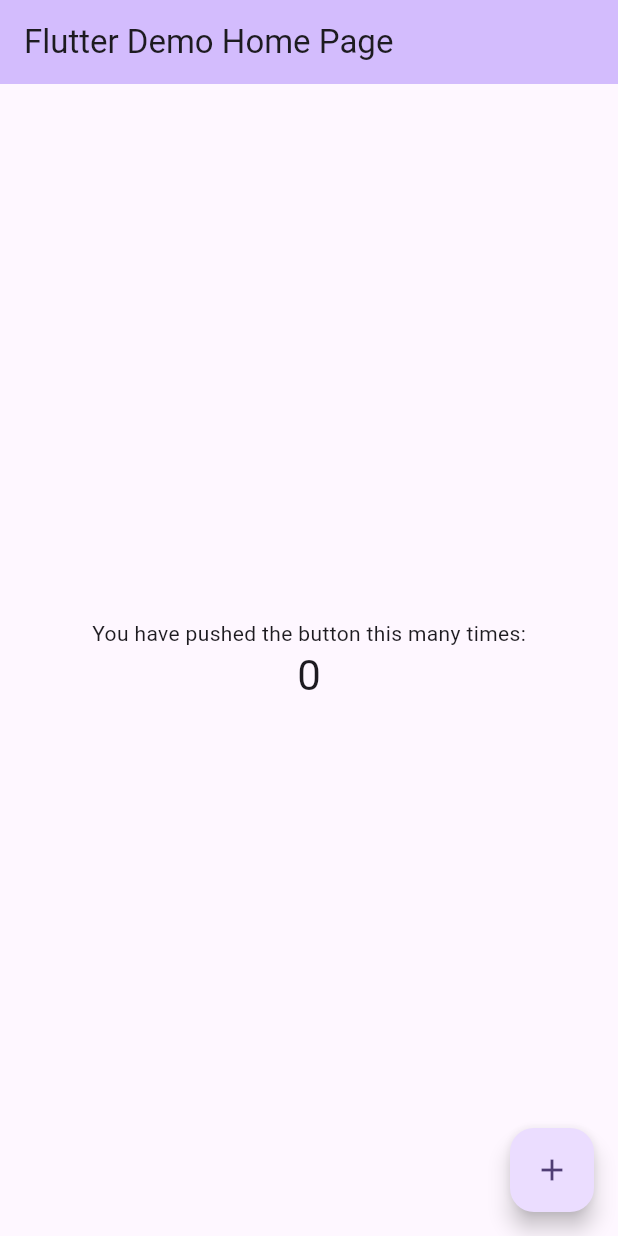
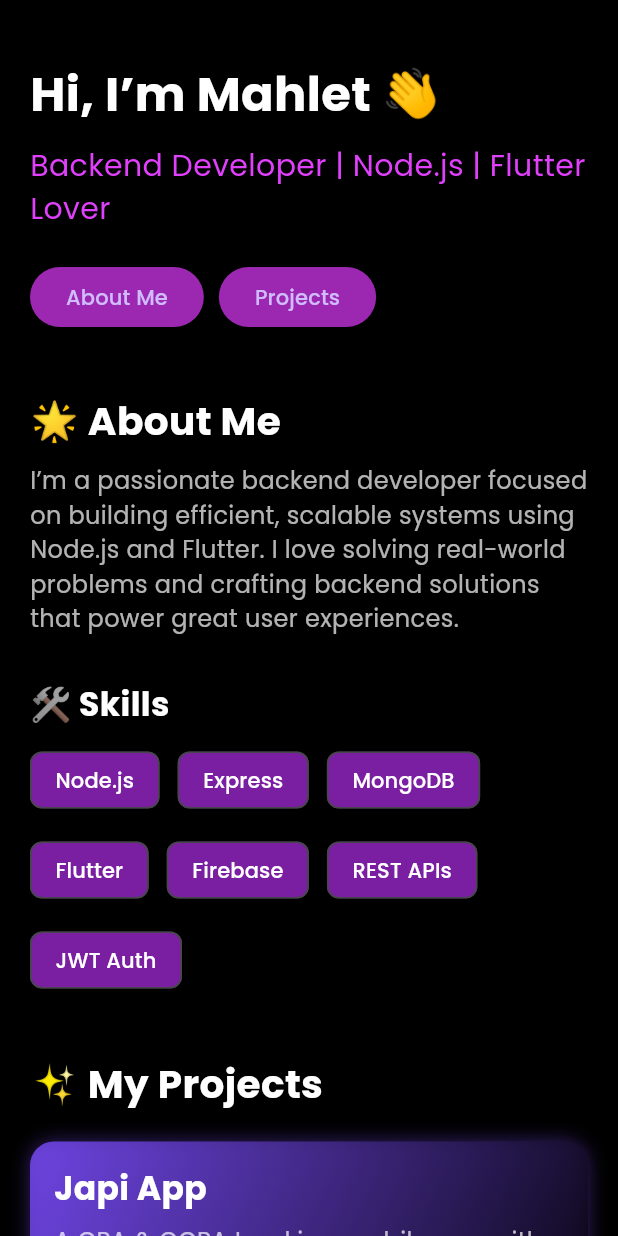
Before and after one commit to mahi23jj/portfolio, a Flutter app: the screen it shows after launch, on a phone screen of 412 x 824 dp. Run offline on Flutter 3.47's test engine with Material 3 defaults, Android fonts, the phone set to English and light mode, and no system bars; our stand-ins replace font_awesome_flutter, google_fonts.

Commit message:
feat:inital page of portifolio

```diff
--- a/lib/main.dart
+++ b/lib/main.dart
@@ -1,122 +1,26 @@
 import 'package:flutter/material.dart';
+import 'package:google_fonts/google_fonts.dart';
+import 'package:portifolio/portfolio.dart';
 
 void main() {
-  runApp(const MyApp());
+  runApp(const MyPortfolioApp());
 }
 
-class MyApp extends StatelessWidget {
-  const MyApp({super.key});
+class MyPortfolioApp extends StatelessWidget {
+  const MyPortfolioApp({super.key});
 
-  // This widget is the root of your application.
   @override
   Widget build(BuildContext context) {
     return MaterialApp(
-      title: 'Flutter Demo',
-      theme: ThemeData(
-        // This is the theme of your application.
-        //
-        // TRY THIS: Try running your application with "flutter run". You'll see
-        // the application has a purple toolbar. Then, without quitting the app,
-        // try changing the seedColor in the colorScheme below to Colors.green
-        // and then invoke "hot reload" (save your changes or press the "hot
-        // reload" button in a Flutter-supported IDE, or press "r" if you used
-        // the command line to start the app).
-        //
-        // Notice that the counter didn't reset back to zero; the application
-        // state is not lost during the reload. To reset the state, use hot
-        // restart instead.
-        //
-        // This works for code too, not just values: Most code changes can be
-        // tested with just a hot reload.
-        colorScheme: ColorScheme.fromSeed(seedColor: Colors.deepPurple),
+      debugShowCheckedModeBanner: false,
+      title: 'Mahlet Portfolio',
+      theme: ThemeData.dark().copyWith(
+        scaffoldBackgroundColor: Colors.black,
+        textTheme: GoogleFonts.poppinsTextTheme(
+          ThemeData.dark().textTheme,
+        ),
       ),
-      home: const MyHomePage(title: 'Flutter Demo Home Page'),
+      home: const PortfolioHomePage(),
     );
   }
 }
-
-class MyHomePage extends StatefulWidget {
-  const MyHomePage({super.key, required this.title});
-
-  // This widget is the home page of your application. It is stateful, meaning
-  // that it has a State object (defined below) that contains fields that affect
-  // how it looks.
-
-  // This class is the configuration for the state. It holds the values (in this
-  // case the title) provided by the parent (in this case the App widget) and
-  // used by the build method of the State. Fields in a Widget subclass are
-  // always marked "final".
-
-  final String title;
-
-  @override
-  State<MyHomePage> createState() => _MyHomePageState();
-}
-
-class _MyHomePageState extends State<MyHomePage> {
-  int _counter = 0;
-
-  void _incrementCounter() {
-    setState(() {
-      // This call to setState tells the Flutter framework that something has
-      // changed in this State, which causes it to rerun the build method below
-      // so that the display can reflect the updated values. If we changed
-      // _counter without calling setState(), then the build method would not be
-      // called again, and so nothing would appear to happen.
-      _counter++;
-    });
-  }
-
-  @override
-  Widget build(BuildContext context) {
-    // This method is rerun every time setState is called, for instance as done
-    // by the _incrementCounter method above.
-    //
-    // The Flutter framework has been optimized to make rerunning build methods
-    // fast, so that you can just rebuild anything that needs updating rather
-    // than having to individually change instances of widgets.
-    return Scaffold(
-      appBar: AppBar(
-        // TRY THIS: Try changing the color here to a specific color (to
-        // Colors.amber, perhaps?) and trigger a hot reload to see the AppBar
-        // change color while the other colors stay the same.
-        backgroundColor: Theme.of(context).colorScheme.inversePrimary,
-        // Here we take the value from the MyHomePage object that was created by
-        // the App.build method, and use it to set our appbar title.
-        title: Text(widget.title),
-      ),
-      body: Center(
-        // Center is a layout widget. It takes a single child and positions it
-        // in the middle of the parent.
-        child: Column(
-          // Column is also a layout widget. It takes a list of children and
-          // arranges them vertically. By default, it sizes itself to fit its
-          // children horizontally, and tries to be as tall as its parent.
-          //
-          // Column has various properties to control how it sizes itself and
-          // how it positions its children. Here we use mainAxisAlignment to
-          // center the children vertically; the main axis here is the vertical
-          // axis because Columns are vertical (the cross axis would be
-          // horizontal).
-          //
-          // TRY THIS: Invoke "debug painting" (choose the "Toggle Debug Paint"
-          // action in the IDE, or press "p" in the console), to see the
-          // wireframe for each widget.
-          mainAxisAlignment: MainAxisAlignment.center,
-          children: <Widget>[
-            const Text('You have pushed the button this many times:'),
-            Text(
-              '$_counter',
-              style: Theme.of(context).textTheme.headlineMedium,
-            ),
-          ],
-        ),
-      ),
-      floatingActionButton: FloatingActionButton(
-        onPressed: _incrementCounter,
-        tooltip: 'Increment',
-        child: const Icon(Icons.add),
-      ), // This trailing comma makes auto-formatting nicer for build methods.
-    );
-  }
-}
--- /dev/null
+++ b/lib/portfolio.dart
@@ -0,0 +1,229 @@
+import 'package:flutter/material.dart';
+import 'package:google_fonts/google_fonts.dart';
+import 'package:font_awesome_flutter/font_awesome_flutter.dart';
+
+
+class PortfolioHomePage extends StatefulWidget {
+  const PortfolioHomePage({super.key});
+
+  @override
+  State<PortfolioHomePage> createState() => _PortfolioHomePageState();
+}
+
+class _PortfolioHomePageState extends State<PortfolioHomePage>
+    with SingleTickerProviderStateMixin {
+  late AnimationController _controller;
+  late Animation<double> _fadeAnimation;
+  final ScrollController _scrollController = ScrollController();
+
+  @override
+  void initState() {
+    super.initState();
+    _controller = AnimationController(
+      vsync: this,
+      duration: const Duration(seconds: 2),
+    )..forward();
+
+    _fadeAnimation = Tween<double>(begin: 0, end: 1).animate(
+      CurvedAnimation(parent: _controller, curve: Curves.easeInOut),
+    );
+  }
+
+  @override
+  void dispose() {
+    _controller.dispose();
+    _scrollController.dispose();
+    super.dispose();
+  }
+
+  void scrollTo(double offset) {
+    _scrollController.animateTo(
+      offset,
+      duration: const Duration(seconds: 1),
+      curve: Curves.easeInOut,
+    );
+  }
+
+  @override
+  Widget build(BuildContext context) {
+    return Scaffold(
+      body: FadeTransition(
+        opacity: _fadeAnimation,
+        child: SingleChildScrollView(
+          controller: _scrollController,
+          padding: const EdgeInsets.symmetric(horizontal: 20, vertical: 40),
+          child: Column(
+            crossAxisAlignment: CrossAxisAlignment.start,
+            children: [
+              Text(
+                "Hi, I’m Mahlet 👋",
+                style: TextStyle(
+                  fontSize: 32,
+                  fontWeight: FontWeight.bold,
+                  color: Colors.white,
+                ),
+              ),
+              const SizedBox(height: 10),
+              Text(
+                "Backend Developer | Node.js | Flutter Lover",
+                style: TextStyle(
+                  fontSize: 20,
+                  color: Colors.purpleAccent,
+                ),
+              ),
+              const SizedBox(height: 20),
+              Row(
+                children: [
+                  ElevatedButton(
+                    onPressed: () => scrollTo(600),
+                    style: ElevatedButton.styleFrom(
+                      backgroundColor: Colors.purple,
+                    ),
+                    child: const Text("About Me"),
+                  ),
+                  const SizedBox(width: 10),
+                  ElevatedButton(
+                    onPressed: () => scrollTo(1200),
+                    style: ElevatedButton.styleFrom(
+                      backgroundColor: Colors.purple,
+                    ),
+                    child: const Text("Projects"),
+                  ),
+                ],
+              ),
+              const SizedBox(height: 40),
+              Text(
+                "🌟 About Me",
+                style: TextStyle(
+                  fontSize: 26,
+                  fontWeight: FontWeight.bold,
+                  color: Colors.white,
+                ),
+              ),
+              const SizedBox(height: 10),
+              Text(
+                "I’m a passionate backend developer focused on building efficient, scalable systems using Node.js and Flutter. I love solving real-world problems and crafting backend solutions that power great user experiences.",
+                style: TextStyle(fontSize: 16, color: Colors.white70),
+              ),
+              const SizedBox(height: 30),
+              Text(
+                "🛠 Skills",
+                style: TextStyle(
+                  fontSize: 22,
+                  fontWeight: FontWeight.bold,
+                  color: Colors.white,
+                ),
+              ),
+              const SizedBox(height: 10),
+              Wrap(
+                spacing: 12,
+                runSpacing: 12,
+                children: [
+                  _skillChip("Node.js"),
+                  _skillChip("Express"),
+                  _skillChip("MongoDB"),
+                  _skillChip("Flutter"),
+                  _skillChip("Firebase"),
+                  _skillChip("REST APIs"),
+                  _skillChip("JWT Auth"),
+                ],
+              ),
+              const SizedBox(height: 40),
+              Text(
+                "✨ My Projects",
+                style: TextStyle(
+                  fontSize: 26,
+                  fontWeight: FontWeight.bold,
+                  color: Colors.white,
+                ),
+              ),
+              const SizedBox(height: 20),
+              _projectCard(
+                title: "Japi App",
+                description:
+                    "A GPA & CGPA tracking mobile app with leaderboard and notifications.",
+                techStack: "Flutter, Node.js, Express, MongoDB",
+                color: Colors.deepPurpleAccent,
+              ),
+              const SizedBox(height: 20),
+              _projectCard(
+                title: "Charity App",
+                description:
+                    "Donation-based app with event filtering, file uploads, and admin flow.",
+                techStack: "Flutter, Node.js, Express, Multer",
+                color: Colors.purple,
+              ),
+              const SizedBox(height: 100),
+            ],
+          ),
+        ),
+      ),
+    );
+  }
+
+  Widget _projectCard({
+    required String title,
+    required String description,
+    required String techStack,
+    required Color color,
+  }) {
+    return Container(
+      padding: const EdgeInsets.all(16),
+      decoration: BoxDecoration(
+        borderRadius: BorderRadius.circular(16),
+        gradient: LinearGradient(
+          colors: [color.withOpacity(0.8), Colors.black87],
+          begin: Alignment.topLeft,
+          end: Alignment.bottomRight,
+        ),
+        boxShadow: [
+          BoxShadow(color: color.withOpacity(0.4), blurRadius: 10),
+        ],
+      ),
+      child: Column(
+        crossAxisAlignment: CrossAxisAlignment.start,
+        children: [
+          Text(
+            title,
+            style: const TextStyle(
+              fontSize: 22,
+              fontWeight: FontWeight.bold,
+              color: Colors.white,
+            ),
+          ),
+          const SizedBox(height: 8),
+          Text(
+            description,
+            style: const TextStyle(fontSize: 16, color: Colors.white70),
+          ),
+          const SizedBox(height: 10),
+          Text(
+            "🚀 Tech Used: $techStack",
+            style: const TextStyle(fontSize: 14, color: Colors.white60),
+          ),
+        ],
+      ),
+    );
+  }
+
+  Widget _socialIcon(IconData icon, String url) {
+    return InkWell(
+      onTap: () {
+        // Launch URL or handle link
+      },
+      child: CircleAvatar(
+        backgroundColor: Colors.white10,
+        radius: 24,
+        child: Icon(icon, color: Colors.purpleAccent, size: 20),
+      ),
+    );
+  }
+
+  Widget _skillChip(String skill) {
+    return Chip(
+      label: Text(skill),
+      backgroundColor: Colors.purple.shade700,
+      labelStyle: const TextStyle(color: Colors.white),
+    );
+  }
+}
```
